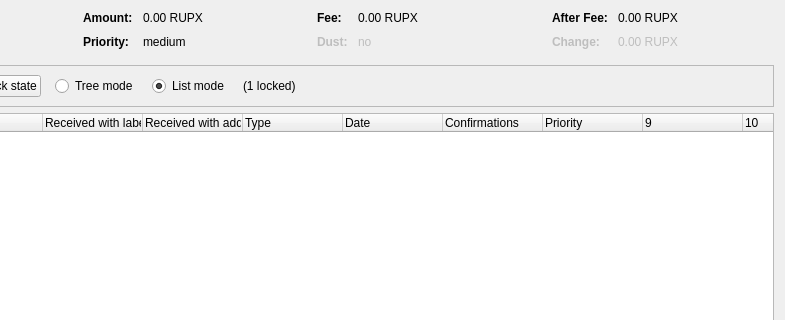
jiyocommunity/jiyox, file src/qt/forms/coincontroldialog.ui: the form before one commit; both pictures show x 169 to 954 and y 0 to 320 of the 954 by 500 pixel window.
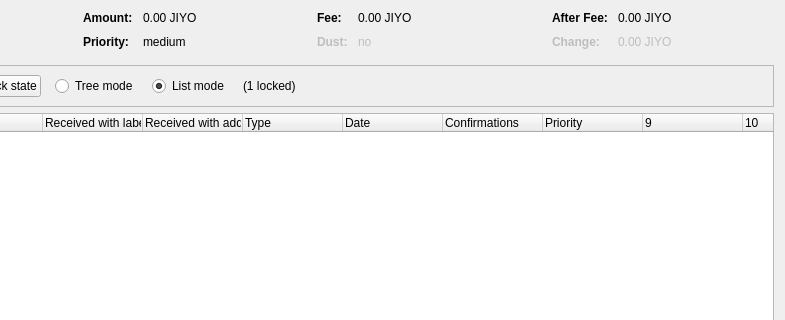
The form after the commit. Custom widgets are drawn as their Qt base class.

Patch:
```diff
--- a/src/qt/forms/coincontroldialog.ui
+++ b/src/qt/forms/coincontroldialog.ui
@@ -132,7 +132,7 @@
           <enum>Qt::ActionsContextMenu</enum>
          </property>
          <property name="text">
-          <string notr="true">0.00 RUPX</string>
+          <string notr="true">0.00 JIYO</string>
          </property>
          <property name="textInteractionFlags">
           <set>Qt::LinksAccessibleByMouse|Qt::TextSelectableByKeyboard|Qt::TextSelectableByMouse</set>
@@ -206,7 +206,7 @@
           <enum>Qt::ActionsContextMenu</enum>
          </property>
          <property name="text">
-          <string notr="true">0.00 RUPX</string>
+          <string notr="true">0.00 JIYO</string>
          </property>
          <property name="textInteractionFlags">
           <set>Qt::LinksAccessibleByMouse|Qt::TextSelectableByKeyboard|Qt::TextSelectableByMouse</set>
@@ -286,7 +286,7 @@
           <enum>Qt::ActionsContextMenu</enum>
          </property>
          <property name="text">
-          <string notr="true">0.00 RUPX</string>
+          <string notr="true">0.00 JIYO</string>
          </property>
          <property name="textInteractionFlags">
           <set>Qt::LinksAccessibleByMouse|Qt::TextSelectableByKeyboard|Qt::TextSelectableByMouse</set>
@@ -321,7 +321,7 @@
           <enum>Qt::ActionsContextMenu</enum>
          </property>
          <property name="text">
-          <string notr="true">0.00 RUPX</string>
+          <string notr="true">0.00 JIYO</string>
          </property>
          <property name="textInteractionFlags">
           <set>Qt::LinksAccessibleByMouse|Qt::TextSelectableByKeyboard|Qt::TextSelectableByMouse</set>
```
